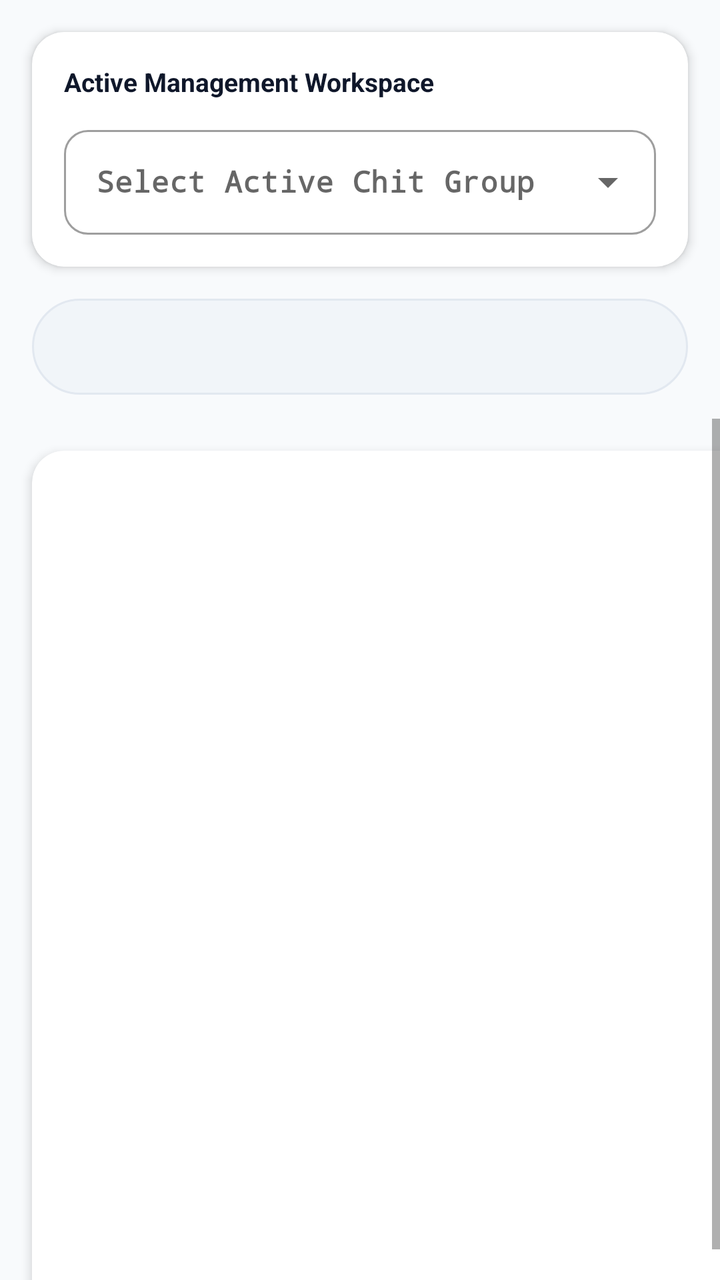
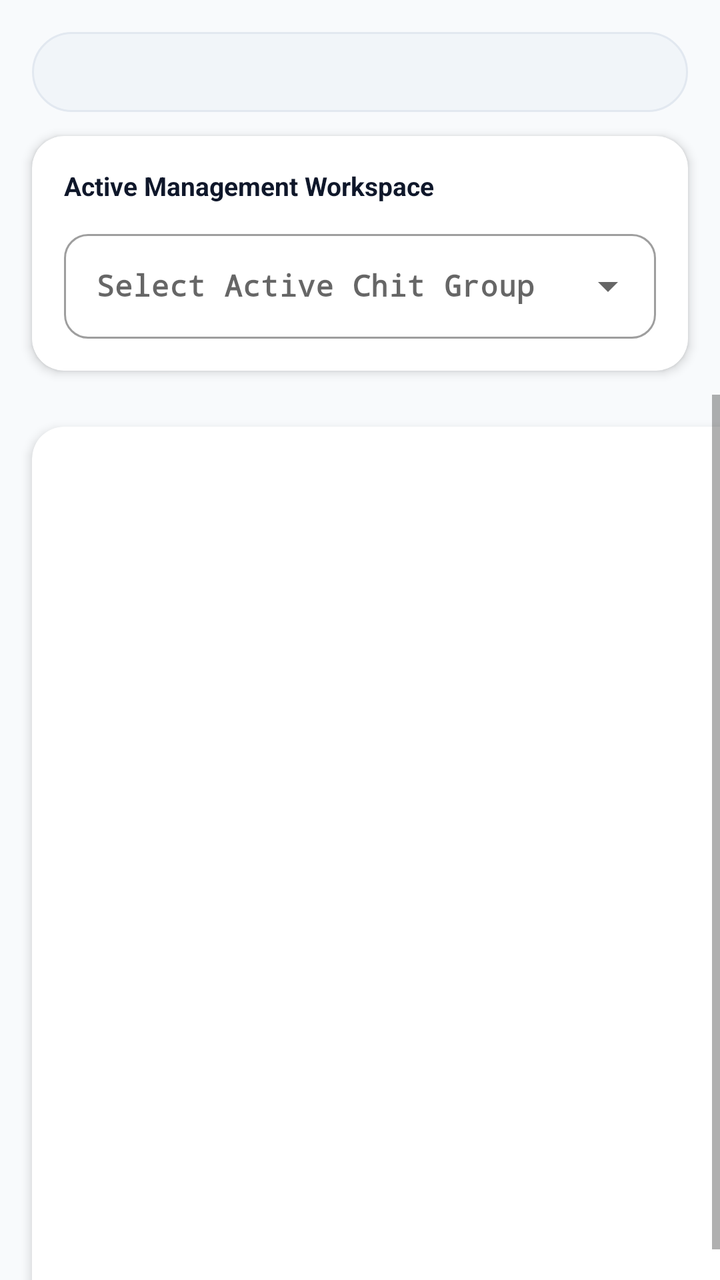

Before-and-after screenshots of an Android layout around one commit, followed by the original layout XML and the change that was made.
<!-- AndroidManifest.xml: application theme Theme.ChitFundManager -->
<!-- res/layout/activity_main.xml -->
<?xml version="1.0" encoding="utf-8"?>
<LinearLayout xmlns:android="http://schemas.android.com/apk/res/android"
    xmlns:app="http://schemas.android.com/apk/res-auto"
    android:layout_width="match_parent"
    android:layout_height="match_parent"
    android:background="#F8FAFC"
    android:orientation="vertical">

    
    <com.google.android.material.card.MaterialCardView
        android:layout_width="match_parent"
        android:layout_height="wrap_content"
        android:layout_margin="16dp"
        app:cardCornerRadius="16dp"
        app:cardElevation="3dp"
        app:strokeWidth="0dp">

        <LinearLayout
            android:layout_width="match_parent"
            android:layout_height="wrap_content"
            android:orientation="vertical"
            android:padding="16dp">

            <TextView
                android:layout_width="wrap_content"
                android:layout_height="wrap_content"
                android:text="Active Management Workspace"
                android:textColor="#0F172A"
                android:textSize="13sp"
                android:textStyle="bold"
                android:layout_marginBottom="10dp" />

            <com.google.android.material.textfield.TextInputLayout
                style="@style/Widget.MaterialComponents.TextInputLayout.OutlinedBox.ExposedDropdownMenu"
                android:layout_width="match_parent"
                android:layout_height="wrap_content"
                android:hint="Select Active Chit Group">

                <AutoCompleteTextView
                    android:id="@+id/spChitSelector"
                    android:layout_width="match_parent"
                    android:layout_height="wrap_content"
                    android:inputType="none"
                    android:padding="16dp"
                    android:textSize="15sp"
                    android:fontFamily="monospace"
                    android:textStyle="bold"
                    android:textColor="#0F172A"
                    android:popupBackground="@drawable/dropdown_popup_bg" />
            </com.google.android.material.textfield.TextInputLayout>
        </LinearLayout>
    </com.google.android.material.card.MaterialCardView>

    
    <com.google.android.material.tabs.TabLayout
        android:id="@+id/premiumTabLayout"
        android:layout_width="match_parent"
        android:layout_height="48dp"
        android:layout_marginStart="16dp"
        android:layout_marginEnd="16dp"
        android:layout_marginBottom="12dp"
        android:background="@drawable/tab_background_pill"
        app:tabBackground="@android:color/transparent"
        app:tabIndicator="@drawable/tab_indicator_pill"
        app:tabIndicatorColor="#0F172A"
        app:tabIndicatorGravity="stretch"
        app:tabIndicatorHeight="48dp"
        app:tabMode="fixed"
        app:tabGravity="fill"
        app:tabSelectedTextColor="#FFFFFF"
        app:tabTextColor="#475569"
        app:tabTextAppearance="@style/PremiumTabTextStyle"
        app:tabRippleColor="@android:color/transparent"/>

    
    <FrameLayout
        android:layout_width="match_parent"
        android:layout_height="match_parent">

        
        <ScrollView
            android:id="@+id/tabContainerMatrix"
            android:layout_width="match_parent"
            android:layout_height="match_parent"
            android:fillViewport="true"
            android:visibility="visible">

            <com.google.android.material.card.MaterialCardView
                android:layout_width="match_parent"
                android:layout_height="wrap_content"
                android:layout_margin="16dp"
                app:cardCornerRadius="16dp"
                app:cardElevation="3dp"
                app:strokeWidth="0dp">

                <LinearLayout
                    android:layout_width="match_parent"
                    android:layout_height="wrap_content"
                    android:orientation="vertical"
                    android:padding="16dp">

                    <TextView
                        android:id="@+id/tvFundTitle"
                        android:layout_width="match_parent"
                        android:layout_height="wrap_content"
                        android:textSize="18sp"
                        android:fontFamily="monospace"
                        android:textStyle="bold"
                        android:textColor="#0F172A"
                        android:layout_marginBottom="16dp" />

                    <HorizontalScrollView
                        android:layout_width="match_parent"
                        android:layout_height="wrap_content">
                        <TableLayout
                            android:id="@+id/tlFundTable"
                            android:layout_width="wrap_content"
                            android:layout_height="wrap_content"
                            android:stretchColumns="*" />
                    </HorizontalScrollView>
                </LinearLayout>
            </com.google.android.material.card.MaterialCardView>
        </ScrollView>

        
        <ScrollView
            android:id="@+id/tabContainerCollect"
            android:layout_width="match_parent"
            android:layout_height="match_parent"
            android:fillViewport="true"
            android:visibility="gone">

            <com.google.android.material.card.MaterialCardView
                android:id="@+id/llFormContainer"
                android:layout_width="match_parent"
                android:layout_height="wrap_content"
                android:layout_margin="16dp"
                app:cardCornerRadius="16dp"
                app:cardElevation="3dp"
                app:strokeWidth="0dp">

                <LinearLayout
                    android:layout_width="match_parent"
                    android:layout_height="wrap_content"
                    android:orientation="vertical"
                    android:padding="16dp">

                    <TextView
                        android:layout_width="wrap_content"
                        android:layout_height="wrap_content"
                        android:text="Log Installment Payments"
                        android:textColor="#334155"
                        android:textSize="14sp"
                        android:textStyle="bold"
                        android:layout_marginBottom="16dp" />

                    <com.google.android.material.textfield.TextInputLayout
                        style="@style/Widget.MaterialComponents.TextInputLayout.OutlinedBox.ExposedDropdownMenu"
                        android:layout_width="match_parent"
                        android:layout_height="wrap_content"
                        android:layout_marginBottom="20dp"
                        android:hint="Select Member Name">

                        <AutoCompleteTextView
                            android:id="@+id/spMembers"
                            android:layout_width="match_parent"
                            android:layout_height="wrap_content"
                            android:inputType="none"
                            android:padding="16dp"
                            android:fontFamily="monospace"
                            android:textStyle="bold"
                            android:textColor="#0F172A"
                            android:popupBackground="@drawable/dropdown_popup_bg" />
                    </com.google.android.material.textfield.TextInputLayout>

                    <TextView
                        android:layout_width="wrap_content"
                        android:layout_height="wrap_content"
                        android:text="Target Milestone Installments"
                        android:textColor="#64748B"
                        android:textSize="12sp"
                        android:textStyle="bold"
                        android:layout_marginBottom="8dp" />

                    <com.google.android.material.button.MaterialButton
                        android:id="@+id/btnSelectInstallments"
                        style="@style/Widget.MaterialComponents.Button.OutlinedButton"
                        android:layout_width="match_parent"
                        android:layout_height="wrap_content"
                        android:layout_marginBottom="20dp"
                        android:text="Tap to Select Installments"
                        android:textColor="#0F172A"
                        android:gravity="start|center_vertical"
                        android:padding="16dp"
                        android:textAllCaps="false"
                        app:strokeColor="#CBD5E1"
                        app:strokeWidth="1.5dp"
                        app:cornerRadius="10dp" />

                    <com.google.android.material.button.MaterialButton
                        android:id="@+id/btnAddInstallment"
                        android:layout_width="match_parent"
                        android:layout_height="wrap_content"
                        android:text="Save Selected Payments"
                        android:textAllCaps="false"
                        android:textSize="16sp"
                        android:padding="16dp"
                        app:backgroundTint="#0F172A"
                        app:cornerRadius="10dp" />
                </LinearLayout>
            </com.google.android.material.card.MaterialCardView>
        </ScrollView>

        
        <ScrollView
            android:id="@+id/tabContainerLedger"
            android:layout_width="match_parent"
            android:layout_height="match_parent"
            android:fillViewport="true"
            android:visibility="gone">

            <com.google.android.material.card.MaterialCardView
                android:layout_width="match_parent"
                android:layout_height="wrap_content"
                android:layout_margin="16dp"
                app:cardCornerRadius="16dp"
                app:cardElevation="3dp"
                app:strokeWidth="0dp">

                <LinearLayout
                    android:layout_width="match_parent"
                    android:layout_height="wrap_content"
                    android:orientation="vertical"
                    android:padding="16dp">

                    <TextView
                        android:layout_width="wrap_content"
                        android:layout_height="wrap_content"
                        android:text="Transaction History Ledger"
                        android:textSize="18sp"
                        android:textStyle="bold"
                        android:textColor="#0F172A"
                        android:layout_marginBottom="14dp"/>

                    <com.google.android.material.textfield.TextInputLayout
                        style="@style/Widget.MaterialComponents.TextInputLayout.OutlinedBox.ExposedDropdownMenu"
                        android:layout_width="match_parent"
                        android:layout_height="wrap_content"
                        android:layout_marginBottom="16dp"
                        android:hint="Filter Ledger by Group">

                        <AutoCompleteTextView
                            android:id="@+id/spHistoryFilter"
                            android:layout_width="match_parent"
                            android:layout_height="wrap_content"
                            android:inputType="none"
                            android:padding="16dp"
                            android:fontFamily="monospace"
                            android:textStyle="bold"
                            android:textColor="#0F172A"
                            android:popupBackground="@drawable/dropdown_popup_bg" />
                    </com.google.android.material.textfield.TextInputLayout>

                    <TextView
                        android:id="@+id/tvHistorySummary"
                        android:layout_width="match_parent"
                        android:layout_height="wrap_content"
                        android:background="#F8FAFC"
                        android:padding="14dp"
                        android:textColor="#334155"
                        android:textStyle="bold"
                        android:textSize="13sp"
                        android:layout_marginBottom="18dp"/>

                    <HorizontalScrollView
                        android:layout_width="match_parent"
                        android:layout_height="wrap_content">
                        <TableLayout
                            android:id="@+id/tlHistoryTable"
                            android:layout_width="wrap_content"
                            android:layout_height="wrap_content"
                            android:stretchColumns="*" />
                    </HorizontalScrollView>
                </LinearLayout>
            </com.google.android.material.card.MaterialCardView>
        </ScrollView>
    </FrameLayout>
</LinearLayout>
<!-- resources referenced by this layout -->
<resources>
  <!-- drawable dropdown_popup_bg (drawable) -->
  <?xml version="1.0" encoding="utf-8"?>
  <shape xmlns:android="http://schemas.android.com/apk/res/android"
      android:shape="rectangle">
      <solid android:color="#FFFFFF" />
      <corners android:radius="12dp" />
      <stroke android:width="1dp" android:color="#E0E0E0" />
  </shape>
  <!-- drawable tab_background_pill (drawable) -->
  <?xml version="1.0" encoding="utf-8"?>
  <shape xmlns:android="http://schemas.android.com/apk/res/android"
      android:shape="rectangle">
      <solid android:color="#F1F5F9" />
      <corners android:radius="24dp" />
      <stroke android:width="1dp" android:color="#E2E8F0" />
  </shape>
  <!-- drawable tab_indicator_pill (drawable) -->
  <?xml version="1.0" encoding="utf-8"?>
  <shape xmlns:android="http://schemas.android.com/apk/res/android"
      android:shape="rectangle">
      <solid android:color="#0F172A" />
      <corners android:radius="24dp" />
  </shape>
  <style name="PremiumTabTextStyle" parent="TextAppearance.Design.Tab">
          
          <item name="android:textSize">12sp</item>
          <item name="android:textStyle">bold</item>
          <item name="android:textAllCaps">false</item>
      </style>
  <style name="Theme.ChitFundManager" parent="Theme.MaterialComponents.Light.DarkActionBar">
          <item name="colorPrimary">#0F172A</item>
          <item name="colorPrimaryDark">#020617</item>
          <item name="colorAccent">#10B981</item>
          
          <item name="android:windowBackground">#F8FAFC</item>
          <item name="cardBackgroundColor">#FFFFFF</item>
  
          <item name="materialAlertDialogTheme">@style/PremiumRoundedAlertDialogTheme</item>
          <item name="shapeAppearanceSmallComponent">@style/PremiumRoundedComponentsSmall</item>
      </style>
  <style name="PremiumRoundedAlertDialogTheme" parent="Theme.MaterialComponents.Light.Dialog.Alert">
          <item name="shapeAppearanceOverlay">@style/PremiumAlertDialogShape</item>
          <item name="backgroundTint">#FFFFFF</item>
      </style>
  <style name="PremiumRoundedComponentsSmall" parent="ShapeAppearance.MaterialComponents.SmallComponent">
          <item name="cornerSize">12dp</item>
      </style>
  <style name="PremiumAlertDialogShape" parent="ShapeAppearance.MaterialComponents.MediumComponent">
          <item name="cornerSize">16dp</item>
      </style>
</resources>

<!-- the commit's change to res/layout/activity_main.xml (unified diff, before → after) -->
@@ -7,10 +7,34 @@
     android:orientation="vertical">
 
     
+    <com.google.android.material.tabs.TabLayout
+        android:id="@+id/premiumTabLayout"
+        android:layout_width="match_parent"
+        android:layout_height="40dp"
+        android:layout_marginStart="16dp"
+        android:layout_marginEnd="16dp"
+        android:layout_marginTop="16dp"
+        android:layout_marginBottom="12dp"
+        android:background="@drawable/tab_background_pill"
+        app:tabBackground="@android:color/transparent"
+        app:tabIndicator="@drawable/tab_indicator_pill"
+        app:tabIndicatorColor="#0F172A"
+        app:tabIndicatorGravity="stretch"
+        app:tabIndicatorHeight="40dp"
+        app:tabMode="fixed"
+        app:tabGravity="fill"
+        app:tabSelectedTextColor="#FFFFFF"
+        app:tabTextColor="#475569"
+        app:tabTextAppearance="@style/PremiumTabTextStyle"
+        app:tabRippleColor="@android:color/transparent"/>
+
+    
     <com.google.android.material.card.MaterialCardView
         android:layout_width="match_parent"
         android:layout_height="wrap_content"
-        android:layout_margin="16dp"
+        android:layout_marginStart="16dp"
+        android:layout_marginEnd="16dp"
+        android:layout_marginBottom="12dp"
         app:cardCornerRadius="16dp"
         app:cardElevation="3dp"
         app:strokeWidth="0dp">
@@ -52,27 +76,6 @@
     </com.google.android.material.card.MaterialCardView>
 
     
-    <com.google.android.material.tabs.TabLayout
-        android:id="@+id/premiumTabLayout"
-        android:layout_width="match_parent"
-        android:layout_height="48dp"
-        android:layout_marginStart="16dp"
-        android:layout_marginEnd="16dp"
-        android:layout_marginBottom="12dp"
-        android:background="@drawable/tab_background_pill"
-        app:tabBackground="@android:color/transparent"
-        app:tabIndicator="@drawable/tab_indicator_pill"
-        app:tabIndicatorColor="#0F172A"
-        app:tabIndicatorGravity="stretch"
-        app:tabIndicatorHeight="48dp"
-        app:tabMode="fixed"
-        app:tabGravity="fill"
-        app:tabSelectedTextColor="#FFFFFF"
-        app:tabTextColor="#475569"
-        app:tabTextAppearance="@style/PremiumTabTextStyle"
-        app:tabRippleColor="@android:color/transparent"/>
-
-    
     <FrameLayout
         android:layout_width="match_parent"
         android:layout_height="match_parent">
